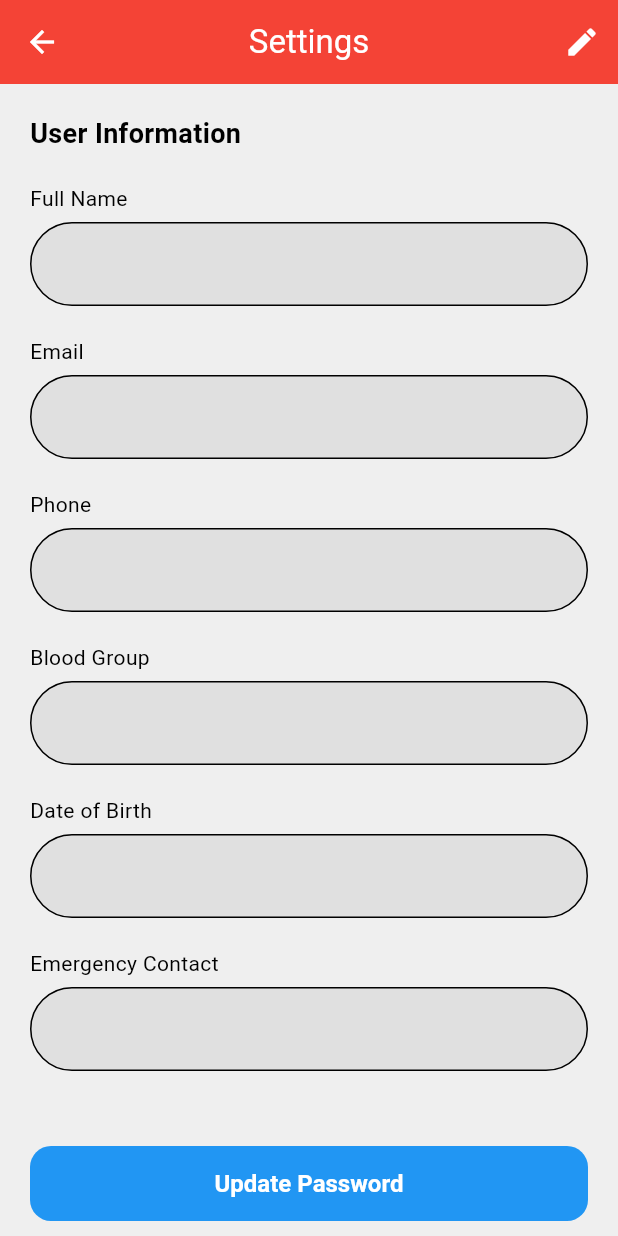
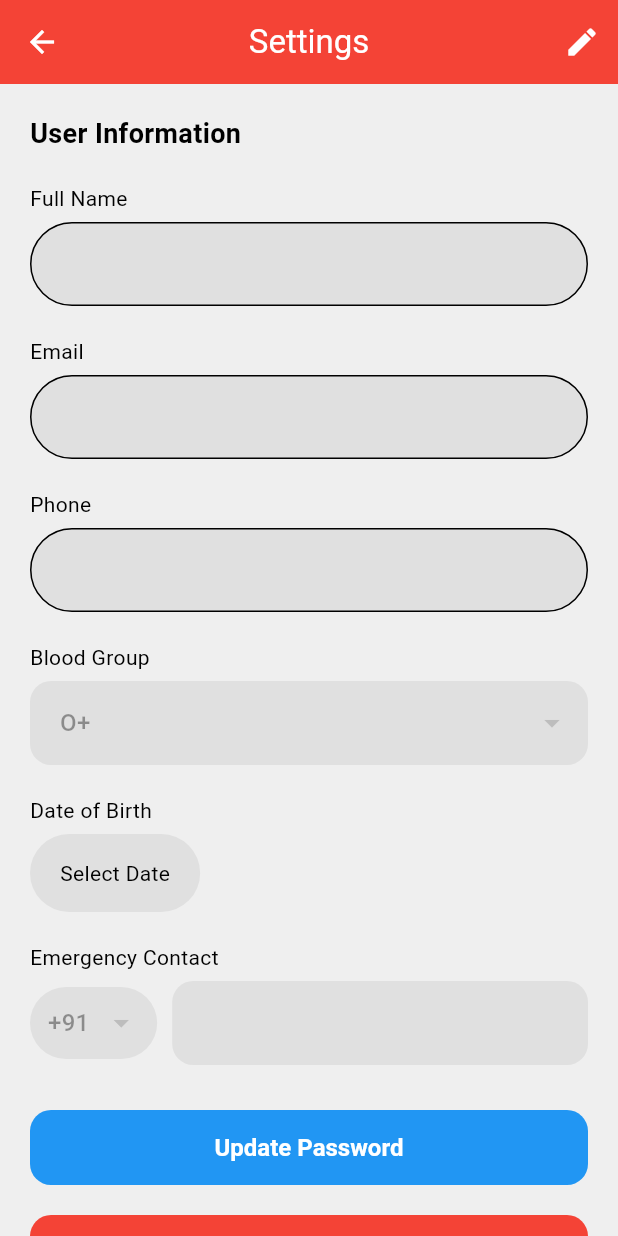
Before and after one commit to Mahesh-8650/ResQNet, a Flutter app: the CitizenSettingsPage screen opened directly with empty values, on a phone screen of 412 x 824 dp. Run offline on Flutter 3.47's test engine with Material 3 defaults, Android fonts, the phone set to English and light mode, and no system bars; our stand-ins replace country_picker, file_picker, firebase_core, firebase_messaging, geocoding, geolocator; accounts and stored records are empty.

Commit message:
Citizen settings page completed,password security fixed,hospital selection implemented

```diff
--- a/resqnet_frontend/lib/citizen/citizen_settings_page.dart
+++ b/resqnet_frontend/lib/citizen/citizen_settings_page.dart
@@ -4,7 +4,6 @@ import 'package:http/http.dart' as http;
 import '../welcome/welcome_screen.dart';
 
 class CitizenSettingsPage extends StatefulWidget {
-
   final String citizenId;
   final String userName;
   final String email;
@@ -29,8 +28,7 @@ class CitizenSettingsPage extends StatefulWidget {
       _CitizenSettingsPageState();
 }
 
-class _CitizenSettingsPageState
-    extends State<CitizenSettingsPage> {
+class _CitizenSettingsPageState extends State<CitizenSettingsPage> {
 
   final String baseUrl =
       "https://resqnet-backend-1xe3.onrender.com";
@@ -38,11 +36,21 @@ class _CitizenSettingsPageState
   final nameController = TextEditingController();
   final emailController = TextEditingController();
   final phoneController = TextEditingController();
-  final bloodController = TextEditingController();
-  final dobController = TextEditingController();
   final emergencyController = TextEditingController();
 
+  String selectedBloodGroup = "O+";
+  String selectedCountryCode = "+91";
+  DateTime? selectedDob;
+
   bool isEditing = false;
+
+  final List<String> bloodGroups = [
+    "A+","A-","B+","B-","AB+","AB-","O+","O-"
+  ];
+
+  final List<String> countryCodes = [
+    "+91","+1","+44","+971"
+  ];
 
   @override
   void initState() {
@@ -51,12 +59,67 @@ class _CitizenSettingsPageState
     nameController.text = widget.userName;
     emailController.text = widget.email;
     phoneController.text = widget.phone;
-    bloodController.text = widget.bloodGroup;
-    dobController.text = widget.dob;
-    emergencyController.text = widget.emergencyContact;
+
+    /* ================= BLOOD GROUP ================= */
+
+    if (widget.bloodGroup.isNotEmpty) {
+      selectedBloodGroup = widget.bloodGroup;
+    }
+
+    /* ================= DOB ================= */
+
+    if (widget.dob.isNotEmpty) {
+      try {
+        final parts = widget.dob.split("-");
+        selectedDob = DateTime(
+          int.parse(parts[2]),
+          int.parse(parts[1]),
+          int.parse(parts[0]),
+        );
+      } catch (_) {}
+    }
+
+    /* ================= EMERGENCY CONTACT ================= */
+
+    if (widget.emergencyContact.contains(" ")) {
+      final parts = widget.emergencyContact.split(" ");
+      selectedCountryCode = parts[0];
+      emergencyController.text = parts[1];
+    } else {
+      emergencyController.text = widget.emergencyContact;
+    }
   }
 
-  /* ================= UPDATE PROFILE ================= */
+  /* ===================================================== */
+  /* DATE PICKER */
+  /* ===================================================== */
+
+  Future<void> _pickDate() async {
+
+    DateTime? picked = await showDatePicker(
+      context: context,
+      initialDate: selectedDob ?? DateTime(2000),
+      firstDate: DateTime(1950),
+      lastDate: DateTime.now(),
+    );
+
+    if (picked != null) {
+      setState(() {
+        selectedDob = picked;
+      });
+    }
+  }
+
+  String get formattedDob {
+
+    if (selectedDob == null) return "";
+
+    return "${selectedDob!.day}-${selectedDob!.month}-${selectedDob!.year}";
+  }
+
+  /* ===================================================== */
+  /* UPDATE PROFILE */
+  /* ===================================================== */
 
   Future<void> _updateProfile() async {
 
@@ -66,9 +129,10 @@ class _CitizenSettingsPageState
       headers: {"Content-Type": "application/json"},
       body: jsonEncode({
         "fullName": nameController.text,
-        "bloodGroup": bloodController.text,
-        "dob": dobController.text,
-        "emergencyContact": emergencyController.text,
+        "bloodGroup": selectedBloodGroup,
+        "dob": formattedDob,
+        "emergencyContact":
+            "$selectedCountryCode ${emergencyController.text}",
       }),
     );
 
@@ -84,7 +148,9 @@ class _CitizenSettingsPageState
     }
   }
 
-  /* ================= PASSWORD DIALOG ================= */
+  /* ===================================================== */
+  /* PASSWORD DIALOG */
+  /* ===================================================== */
 
   void _showPasswordDialog() {
 
@@ -225,7 +291,9 @@ class _CitizenSettingsPageState
     );
   }
 
-  /* ================= LOGOUT ================= */
+  /* ===================================================== */
+  /* LOGOUT */
+  /* ===================================================== */
 
   void _logout() {
 
@@ -238,7 +306,9 @@ class _CitizenSettingsPageState
     );
   }
 
-  /* ================= UI ================= */
+  /* ===================================================== */
+  /* UI */
+  /* ===================================================== */
 
   @override
   Widget build(BuildContext context) {
@@ -280,25 +350,118 @@ class _CitizenSettingsPageState
 
             const SizedBox(height: 20),
 
-            _buildField(
-                "Full Name", nameController, isEditing),
+            _buildField("Full Name", nameController, isEditing),
+            _buildField("Email", emailController, false),
+            _buildField("Phone", phoneController, false),
 
-            _buildField(
-                "Email", emailController, false),
+            /* ================= BLOOD GROUP ================= */
 
-            _buildField(
-                "Phone", phoneController, false),
+            const Text("Blood Group"),
+            const SizedBox(height: 6),
 
-            _buildField(
-                "Blood Group", bloodController, isEditing),
+            DropdownButtonFormField<String>(
+              value: selectedBloodGroup,
+              items: bloodGroups.map((group) {
+                return DropdownMenuItem(
+                  value: group,
+                  child: Text(group),
+                );
+              }).toList(),
+              onChanged: isEditing
+                  ? (value) {
+                      setState(() {
+                        selectedBloodGroup = value!;
+                      });
+                    }
+                  : null,
+              decoration: InputDecoration(
+                filled: true,
+                fillColor: isEditing ? Colors.white : Colors.grey.shade300,
+                border: OutlineInputBorder(
+                  borderRadius: BorderRadius.circular(30),
+                ),
+              ),
+            ),
 
-            _buildField(
-                "Date of Birth", dobController, isEditing),
+            const SizedBox(height: 20),
 
-            _buildField(
-                "Emergency Contact",
-                emergencyController,
-                isEditing),
+            /* ================= DOB ================= */
+
+            const Text("Date of Birth"),
+            const SizedBox(height: 6),
+
+            GestureDetector(
+              onTap: isEditing ? _pickDate : null,
+              child: Container(
+                padding: const EdgeInsets.symmetric(
+                    horizontal: 20, vertical: 16),
+                decoration: BoxDecoration(
+                  color: isEditing ? Colors.white : Colors.grey.shade300,
+                  borderRadius: BorderRadius.circular(30),
+                ),
+                child: Text(
+                  formattedDob.isEmpty
+                      ? "Select Date"
+                      : formattedDob,
+                ),
+              ),
+            ),
+
+            const SizedBox(height: 20),
+
+            /* ================= EMERGENCY CONTACT ================= */
+
+            const Text("Emergency Contact"),
+            const SizedBox(height: 6),
+
+            Row(
+              children: [
+
+                Container(
+                  padding:
+                      const EdgeInsets.symmetric(horizontal: 12),
+                  decoration: BoxDecoration(
+                    color: isEditing ? Colors.white : Colors.grey.shade300,
+                    borderRadius: BorderRadius.circular(30),
+                  ),
+                  child: DropdownButton<String>(
+                    value: selectedCountryCode,
+                    underline: const SizedBox(),
+                    items: countryCodes.map((code) {
+                      return DropdownMenuItem(
+                        value: code,
+                        child: Text(code),
+                      );
+                    }).toList(),
+                    onChanged: isEditing
+                        ? (value) {
+                            setState(() {
+                              selectedCountryCode = value!;
+                            });
+                          }
+                        : null,
+                  ),
+                ),
+
+                const SizedBox(width: 10),
+
+                Expanded(
+                  child: TextField(
+                    controller: emergencyController,
+                    readOnly: !isEditing,
+                    keyboardType: TextInputType.phone,
+                    decoration: InputDecoration(
+                      filled: true,
+                      fillColor: isEditing ? Colors.white : Colors.grey.shade300,
+                      border: OutlineInputBorder(
+                        borderRadius:
+                            BorderRadius.circular(30),
+                      ),
+                    ),
+                  ),
+                ),
+              ],
+            ),
 
             if (isEditing)
               Padding(
@@ -371,7 +534,7 @@ class _CitizenSettingsPageState
 
             decoration: InputDecoration(
               filled: true,
-              fillColor: Colors.grey.shade300,
+              fillColor: enabled ? Colors.white : Colors.grey.shade300,
 
               border: OutlineInputBorder(
                 borderRadius:
```
Also changed, not shown: 1 other file.
